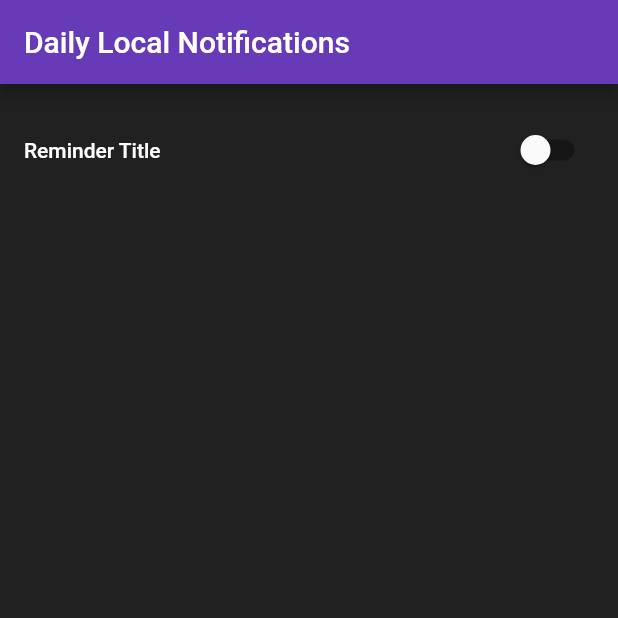
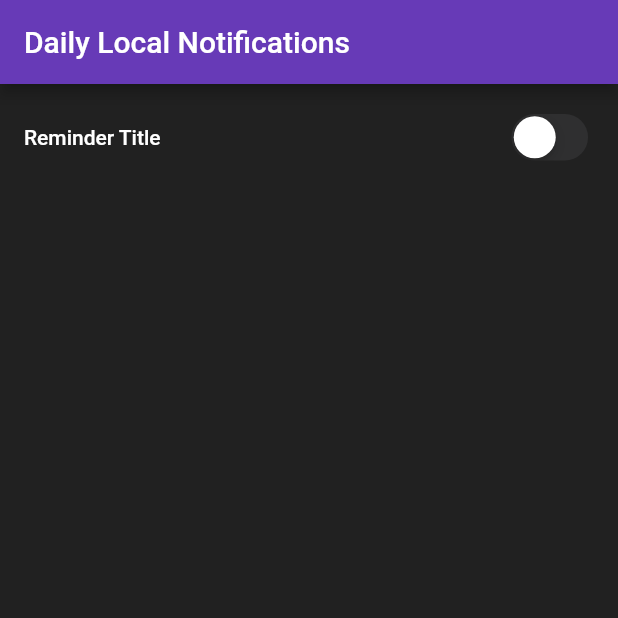
Before and after one commit to novas1r1/daily_local_notifications, a Flutter app: the screen it shows after launch, on a phone screen of 412 x 824 dp, the top half of it. Run offline on Flutter 3.47's test engine with Material 2 defaults, Android fonts, the phone set to English and light mode, and no system bars; our stand-ins replace flutter_local_notifications, flutter_time_picker_spinner, flutter_timezone, shared_preferences, timezone; statements that could not run were skipped.

Commit message:
added more styling options

```diff
--- a/example/lib/main.dart
+++ b/example/lib/main.dart
@@ -41,7 +41,21 @@ class MyApp extends StatelessWidget {
             appBar: AppBar(
               title: const Text('Daily Local Notifications'),
             ),
-            body: DailyLocalNotification(
+            body: DailyLocalNotifications(
+              config: DailyLocalNotificationsConfig(
+                weekDayTranslations: [
+                  'Montag',
+                  'Dienstag',
+                  'Mittwoch',
+                  'Donnerstag',
+                  'Freitag',
+                  'Samstag',
+                  'Sonntag'
+                ],
+                use24HourFormat: true,
+                useCupertinoSwitch: true,
+                saveButtonText: 'Speichern',
+              ),
               reminderTitleText: Text(
                 'Reminder Title',
                 style: Theme.of(context).textTheme.bodyLarge,
--- a/lib/daily_local_notifications.dart
+++ b/lib/daily_local_notifications.dart
@@ -9,3 +9,4 @@
 library daily_local_notifications;
 
 export 'src/daily_local_notifications.dart';
+export 'src/utils/utils.dart';
--- a/lib/src/daily_local_notifications.dart
+++ b/lib/src/daily_local_notifications.dart
@@ -2,6 +2,7 @@ import 'package:daily_local_notifications/src/providers/reminder_settings_provid
 import 'package:daily_local_notifications/src/repositories/reminder_repository.dart';
 import 'package:daily_local_notifications/src/repositories/shared_prefs_repository.dart';
 import 'package:daily_local_notifications/src/ui/ui.dart';
+import 'package:daily_local_notifications/src/utils/daily_local_notifications_config.dart';
 import 'package:flutter/material.dart';
 import 'package:flutter_local_notifications/flutter_local_notifications.dart';
 import 'package:provider/provider.dart';
@@ -10,7 +11,9 @@ import 'package:shared_preferences/shared_preferences.dart';
 /// Displays a row of toggle buttons for selecting days of the week.
 /// Displays a daily-checkbox-button for selecting
 /// or deselecting all days of the week.
-class DailyLocalNotification extends StatefulWidget {
+class DailyLocalNotifications extends StatefulWidget {
+  final DailyLocalNotificationsConfig config;
+
   /// Widget for displaying the "Reminder Title" text
   final Widget reminderTitleText;
 
@@ -31,9 +34,10 @@ class DailyLocalNotification extends StatefulWidget {
   final TextStyle timeNormalTextStyle;
   final TextStyle timeSelectedTextStyle;
 
-  /// Constructor for [DailyLocalNotification]
-  const DailyLocalNotification({
+  /// Constructor for [DailyLocalNotifications]
+  const DailyLocalNotifications({
     super.key,
+    required this.config,
     required this.reminderTitleText,
     required this.reminderRepeatText,
     required this.reminderDailyText,
@@ -44,10 +48,11 @@ class DailyLocalNotification extends StatefulWidget {
   });
 
   @override
-  State<DailyLocalNotification> createState() => _DailyLocalNotificationState();
+  State<DailyLocalNotifications> createState() =>
+      _DailyLocalNotificationsState();
 }
 
-class _DailyLocalNotificationState extends State<DailyLocalNotification> {
+class _DailyLocalNotificationsState extends State<DailyLocalNotifications> {
   late Future<ReminderSettingsProvider> loadDependencies;
 
   @override
@@ -56,7 +61,7 @@ class _DailyLocalNotificationState extends State<DailyLocalNotification> {
     loadDependencies = init();
   }
 
-  /// Creates a [DailyLocalNotification] widget.
+  /// Creates a [DailyLocalNotifications] widget.
   Future<ReminderSettingsProvider> init() async {
     final reminderRepository = ReminderRepository(
       flutterLocalNotificationsPlugin: FlutterLocalNotificationsPlugin(),
@@ -70,6 +75,7 @@ class _DailyLocalNotificationState extends State<DailyLocalNotification> {
     final reminderSettingsProvider = ReminderSettingsProvider(
       reminderRepository: reminderRepository,
       sharedPrefsRepository: sharedPrefsRepository,
+      config: widget.config,
     );
 
     await reminderSettingsProvider.init();
--- a/lib/src/models/week_day.dart
+++ b/lib/src/models/week_day.dart
@@ -60,57 +60,19 @@ class WeekDay {
 
   String toJson() => json.encode(toMap());
 
-  static List<WeekDay> get initialWeekDays => [
-        const WeekDay(
-          name: 'Monday',
-          shortName: 'Mon',
-          isActive: true,
-          firstLetter: 'M',
-          dayIndex: DateTime.monday,
+  static List<WeekDay> initialWeekDaysFromTranslations(
+    List<String> weekDayTranslations,
+  ) =>
+      List.generate(
+        weekDayTranslations.length,
+        (index) => WeekDay(
+          name: weekDayTranslations[index],
+          firstLetter: weekDayTranslations[index][0],
+          shortName: weekDayTranslations[index].substring(0, 2),
+          isActive: false,
+          dayIndex: index + 1,
         ),
-        const WeekDay(
-          name: 'Tuesday',
-          shortName: 'Tue',
-          isActive: true,
-          firstLetter: 'T',
-          dayIndex: DateTime.tuesday,
-        ),
-        const WeekDay(
-          name: 'Wednesday',
-          shortName: 'Wed',
-          isActive: true,
-          firstLetter: 'W',
-          dayIndex: DateTime.wednesday,
-        ),
-        const WeekDay(
-          name: 'Thursday',
-          shortName: 'Thu',
-          isActive: true,
-          firstLetter: 'T',
-          dayIndex: DateTime.thursday,
-        ),
-        const WeekDay(
-          name: 'Friday',
-          shortName: 'Fri',
-          isActive: true,
-          firstLetter: 'F',
-          dayIndex: DateTime.friday,
-        ),
-        const WeekDay(
-          name: 'Saturday',
-          shortName: 'Sat',
-          isActive: true,
-          firstLetter: 'S',
-          dayIndex: DateTime.saturday,
-        ),
-        const WeekDay(
-          name: 'Sunday',
-          shortName: 'Sun',
-          isActive: true,
-          firstLetter: 'S',
-          dayIndex: DateTime.sunday,
-        ),
-      ];
+      );
 
   @override
   bool operator ==(Object other) {
--- a/lib/src/providers/reminder_settings_provider.dart
+++ b/lib/src/providers/reminder_settings_provider.dart
@@ -1,5 +1,6 @@
 import 'dart:developer';
 
+import 'package:daily_local_notifications/daily_local_notifications.dart';
 import 'package:daily_local_notifications/src/models/week_day.dart';
 import 'package:daily_local_notifications/src/repositories/reminder_repository.dart';
 import 'package:daily_local_notifications/src/repositories/shared_prefs_repository.dart';
@@ -8,6 +9,7 @@ import 'package:flutter/material.dart';
 class ReminderSettingsProvider extends ChangeNotifier {
   final ReminderRepository reminderRepository;
   final SharedPrefsRepository sharedPrefsRepository;
+  final DailyLocalNotificationsConfig config;
 
   List<WeekDay> reminderDays = [];
   TimeOfDay reminderTime = TimeOfDay.now();
@@ -17,6 +19,7 @@ class ReminderSettingsProvider extends ChangeNotifier {
   ReminderSettingsProvider({
     required this.reminderRepository,
     required this.sharedPrefsRepository,
+    required this.config,
   });
 
   /// Initially sets reminder settings saved in sharedPrefs
@@ -25,7 +28,8 @@ class ReminderSettingsProvider extends ChangeNotifier {
 
     reminderTime = sharedPrefsRepository.getReminderTime();
     isReminderEnabled = sharedPrefsRepository.isReminderEnabled();
-    reminderDays = sharedPrefsRepository.getReminderDays();
+    reminderDays =
+        sharedPrefsRepository.getReminderDays(config.weekDayTranslations);
 
     checkIfDailyReminderChecked();
 
@@ -106,11 +110,12 @@ class ReminderSettingsProvider extends ChangeNotifier {
 
   Future<void> clearReminder() async {
     log('NOTIFICATIONS::clearReminder');
-    reminderDays = WeekDay.initialWeekDays;
+    reminderDays =
+        WeekDay.initialWeekDaysFromTranslations(config.weekDayTranslations);
     isReminderEnabled = false;
     checkIfDailyReminderChecked();
 
-    await sharedPrefsRepository.setReminderDays(WeekDay.initialWeekDays);
+    await sharedPrefsRepository.setReminderDays(reminderDays);
     await sharedPrefsRepository.setReminderEnabled(false);
 
     await reminderRepository.cancelAllNotifications();
--- a/lib/src/repositories/shared_prefs_repository.dart
+++ b/lib/src/repositories/shared_prefs_repository.dart
@@ -41,7 +41,7 @@ class SharedPrefsRepository {
   Future<void> setReminderEnabled(bool isEnabled) async =>
       sharedPrefs.setBool(SP_REMINDER_ENABLED_KEY, isEnabled);
 
-  List<WeekDay> getReminderDays() {
+  List<WeekDay> getReminderDays(List<String> weekDayTranslations) {
     final reminderDaysString = sharedPrefs.getString(SP_REMINDER_WEEK_DAYS);
 
     late List<WeekDay> reminderDays;
@@ -52,7 +52,8 @@ class SharedPrefsRepository {
           .map((day) => WeekDay.fromJson(day as String))
           .toList();
     } else {
-      reminderDays = WeekDay.initialWeekDays;
+      reminderDays =
+          WeekDay.initialWeekDaysFromTranslations(weekDayTranslations);
     }
 
     return reminderDays;
--- a/lib/src/ui/daily_local_notification_widget.dart
+++ b/lib/src/ui/daily_local_notification_widget.dart
@@ -1,6 +1,7 @@
 import 'package:daily_local_notifications/src/providers/reminder_settings_provider.dart';
 import 'package:daily_local_notifications/src/ui/daily_toggle_buttons.dart';
 import 'package:daily_local_notifications/src/ui/timer_picker.dart';
+import 'package:flutter/cupertino.dart';
 import 'package:flutter/material.dart';
 import 'package:provider/provider.dart';
 
@@ -25,6 +26,8 @@ class DailyLocalNotificationWidget extends StatelessWidget {
   final TextStyle timeNormalTextStyle;
   final TextStyle timeSelectedTextStyle;
 
+  final String textSaveButton;
+
   /// Constructor for the [DailyLocalNotificationWidget]
   const DailyLocalNotificationWidget({
     super.key,
@@ -35,6 +38,7 @@ class DailyLocalNotificationWidget extends StatelessWidget {
     required this.dayInactiveColor,
     required this.timeNormalTextStyle,
     required this.timeSelectedTextStyle,
+    this.textSaveButton = 'Save',
   });
 
   @override
@@ -49,6 +53,20 @@ class DailyLocalNotificationWidget extends StatelessWidget {
             children: [
               Column(
                 children: [
+                  if (provider.config.useCupertinoSwitch)
+                    Row(
+                      mainAxisAlignment: MainAxisAlignment.spaceBetween,
+                      children: [
+                        reminderTitleText,
+                        CupertinoSwitch(
+                          activeColor: Theme.of(context).primaryColor,
+                          value: provider.isReminderEnabled,
+                          onChanged: (bool isEnabled) =>
+                              provider.updateReminderEnabled(isEnabled),
+                        )
+                      ],
+                    )
+                  else
                     SwitchListTile(
                       contentPadding: EdgeInsets.zero,
                       value: provider.isReminderEnabled,
@@ -68,14 +86,14 @@ class DailyLocalNotificationWidget extends StatelessWidget {
                           dayInactiveColor: dayInactiveColor,
                         ),
                         TimePicker(
-                          is24HourMode: true,
+                          is24HourMode: provider.config.use24HourFormat,
                           is2D: true,
                           normalTextStyle: timeNormalTextStyle,
                           selectedTextStyle: timeSelectedTextStyle,
                         ),
                         ElevatedButton(
                           onPressed: () => provider.scheduleNotifications(),
-                          child: const Text('Save'),
+                          child: Text(provider.config.saveButtonText),
                         ),
                       ],
                     ),
--- a/lib/src/ui/daily_toggle_buttons.dart
+++ b/lib/src/ui/daily_toggle_buttons.dart
@@ -9,6 +9,7 @@ class DailyToggleButtons extends StatelessWidget {
   final Color dayInactiveColor;
 
   const DailyToggleButtons({
+    super.key,
     required this.reminderRepeatText,
     required this.reminderDailyText,
     required this.dayActiveColor,
--- /dev/null
+++ b/lib/src/utils/daily_local_notifications_config.dart
@@ -0,0 +1,25 @@
+class DailyLocalNotificationsConfig {
+  /// Translation for weekdays shown for the day toggle buttons
+  /// Defaults to ['Monday', 'Tuesday', 'Wednesday', 'Thursday', 'Friday',
+  /// 'Saturday', 'Sunday']
+  final List<String> weekDayTranslations;
+  final String saveButtonText;
+  final bool use24HourFormat;
+  final bool useCupertinoSwitch;
+
+  /// Constructor for [DailyLocalNotificationsConfig]
+  DailyLocalNotificationsConfig({
+    this.weekDayTranslations = const [
+      'Monday',
+      'Tuesday',
+      'Wednesday',
+      'Thursday',
+      'Friday',
+      'Saturday',
+      'Sunday',
+    ],
+    this.use24HourFormat = true,
+    this.useCupertinoSwitch = true,
+    this.saveButtonText = 'Save',
+  });
+}
--- /dev/null
+++ b/lib/src/utils/utils.dart
@@ -0,0 +1 @@
+export 'daily_local_notifications_config.dart';
```
Lines whose indentation alone changed are shown as unchanged.
